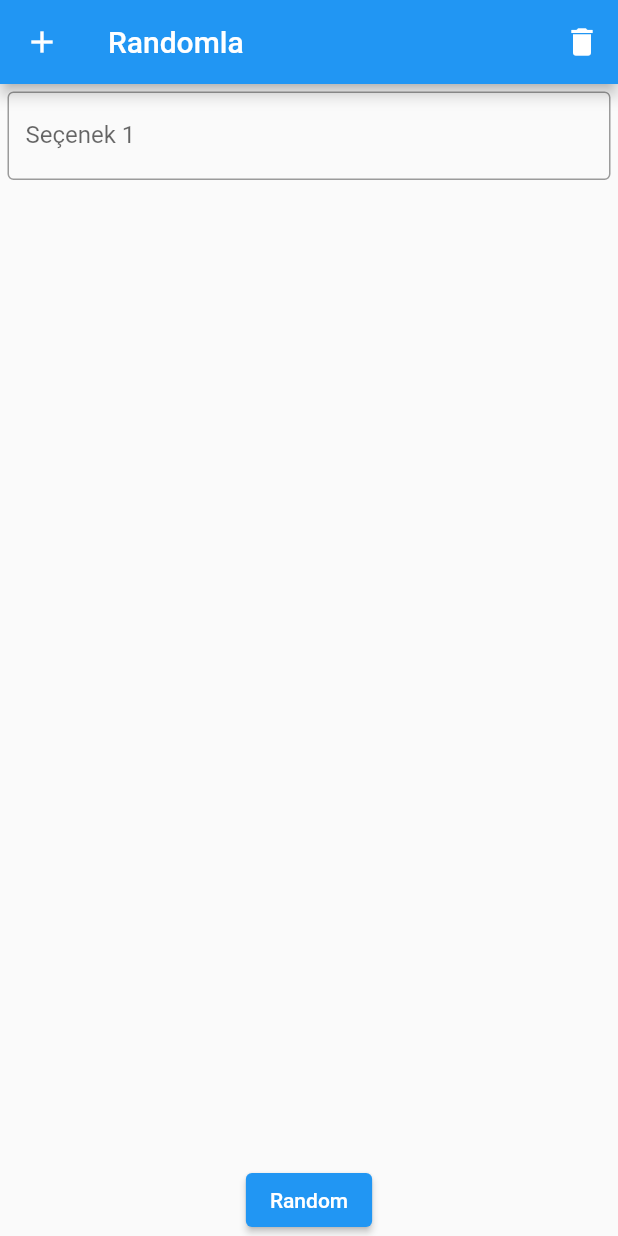
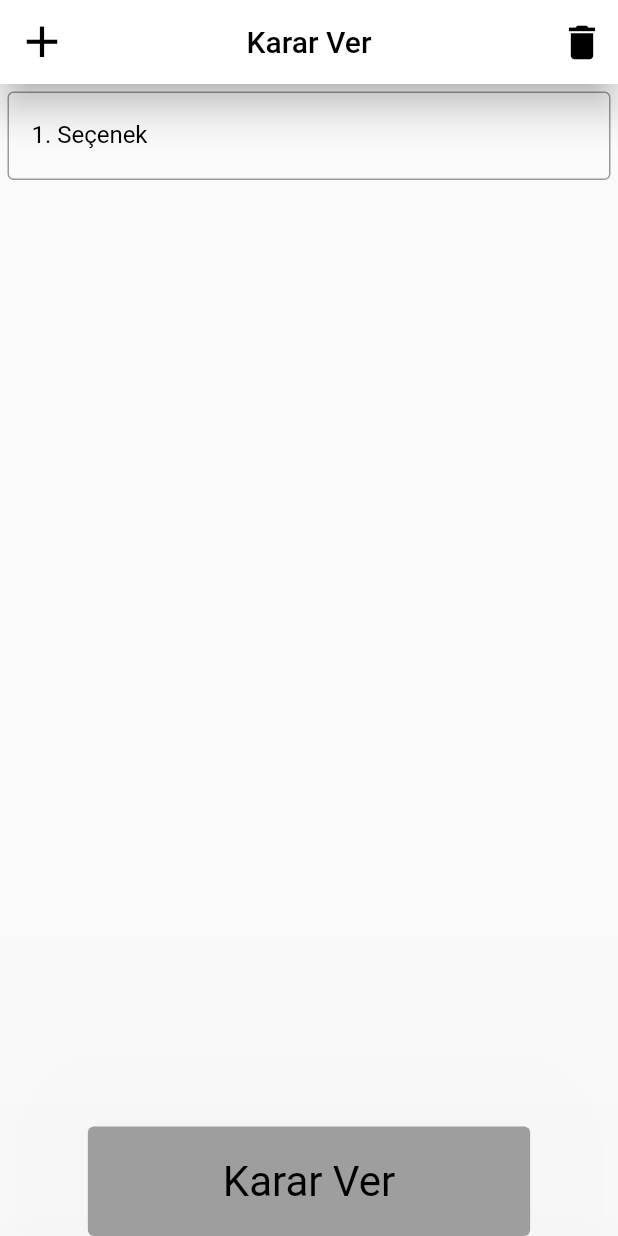
Before and after one commit to bugrabilge/ouabootcamp, a Flutter app: the screen it shows after launch, after a tap on the "add" icon, on a phone screen of 412 x 824 dp. Run offline on Flutter 3.47's test engine with Material 2 defaults, Android fonts, the phone set to English and light mode, and no system bars.

Commit message:
Update Anasayfa.dart

```diff
--- a/lib/Anasayfa.dart
+++ b/lib/Anasayfa.dart
@@ -9,7 +9,7 @@ class Anasayfa extends StatefulWidget {
   State<Anasayfa> createState() => _AnasayfaState();
 }
 
-class _AnasayfaState extends State<Anasayfa> {
+ class _AnasayfaState extends State<Anasayfa> {
   final List<String> secenekler = [];
   final List<Widget> textFieldlar = [];
   final List<TextEditingController> textEditingControllerlar = [];
@@ -36,13 +36,22 @@ class _AnasayfaState extends State<Anasayfa> {
   }
 
   @override
+
   Widget build(BuildContext context) {
     return Scaffold(
         appBar: AppBar(
-          title: const Text("Randomla"),
-          leading: IconButton(
+          title: const Text("Karar Ver"),
+          foregroundColor: Colors.black,
+          elevation: 10,
+          centerTitle: true,
+            backgroundColor: Colors.white,
+            //AppBar
+            leading: IconButton(
             icon: const Icon(Icons.add),
+            iconSize: 35,
+            color: Colors.black,
             onPressed: () {
+
               final eklenecekController = TextEditingController();
               final eklenecekAlan = Padding(
                   padding: const EdgeInsets.all(5),
@@ -50,7 +59,10 @@ class _AnasayfaState extends State<Anasayfa> {
                     controller: eklenecekController,
                     decoration: InputDecoration(
                       border: const OutlineInputBorder(),
-                      labelText: "Seçenek ${textEditingControllerlar.length + 1}",
+                      labelText: " ${textEditingControllerlar.length + 1}. Seçenek",
+                      labelStyle: const TextStyle(
+                        color: Colors.black,
+                      )
                     ),
                   ));
 
@@ -63,6 +75,8 @@ class _AnasayfaState extends State<Anasayfa> {
           actions: [
             IconButton(
               icon: const Icon(Icons.delete),
+              iconSize: 30,
+              color: Colors.black,
               onPressed: () {
                 if (textFieldlar.isNotEmpty) {
                   textFieldlar.removeLast();
@@ -73,7 +87,9 @@ class _AnasayfaState extends State<Anasayfa> {
             ),
           ],
         ),
-        body: Column(
+        body: Center(
+          child: Column(
+          mainAxisAlignment: MainAxisAlignment.spaceAround,
           children: [
             Expanded(
               child: ListView.builder(
@@ -83,6 +99,15 @@ class _AnasayfaState extends State<Anasayfa> {
                   }),
             ),
             ElevatedButton(
+              style: ElevatedButton.styleFrom(
+                textStyle: const TextStyle(fontSize: 28),
+                minimumSize: const Size(250, 50,),
+                elevation: 300,
+                primary: Colors.grey,
+                padding: const EdgeInsets.symmetric(horizontal: 90, vertical: 20),
+                onPrimary: Colors.black,
+
+              ),
                 onPressed: () async {
                   seceneklereEkle();
                   var random = Random();
@@ -92,15 +117,15 @@ class _AnasayfaState extends State<Anasayfa> {
                   }
 
                   final alert = AlertDialog(
-                    title: Text("Karar verdim"),
-                    content: Text("Bence :" + karar),
+                    title: const Text("Kararın:"),
+                    content: Text(karar),
                     actions: [
                       TextButton(
                         onPressed: () {
                           Navigator.of(context).pop();
                         },
-                        child: const Text("Teşekkür ederim"),
-                      ),
+                        child: const Text("Yeni Karar"),
+                        ),
                     ],
                   );
                   await showDialog(
@@ -109,8 +134,9 @@ class _AnasayfaState extends State<Anasayfa> {
                   );
                   setState(() {});
                 },
-                child: const Text('Random'))
+                child: const Text('Karar Ver'))
           ],
-        ));
+        ))
+    );
     }
 }
```
